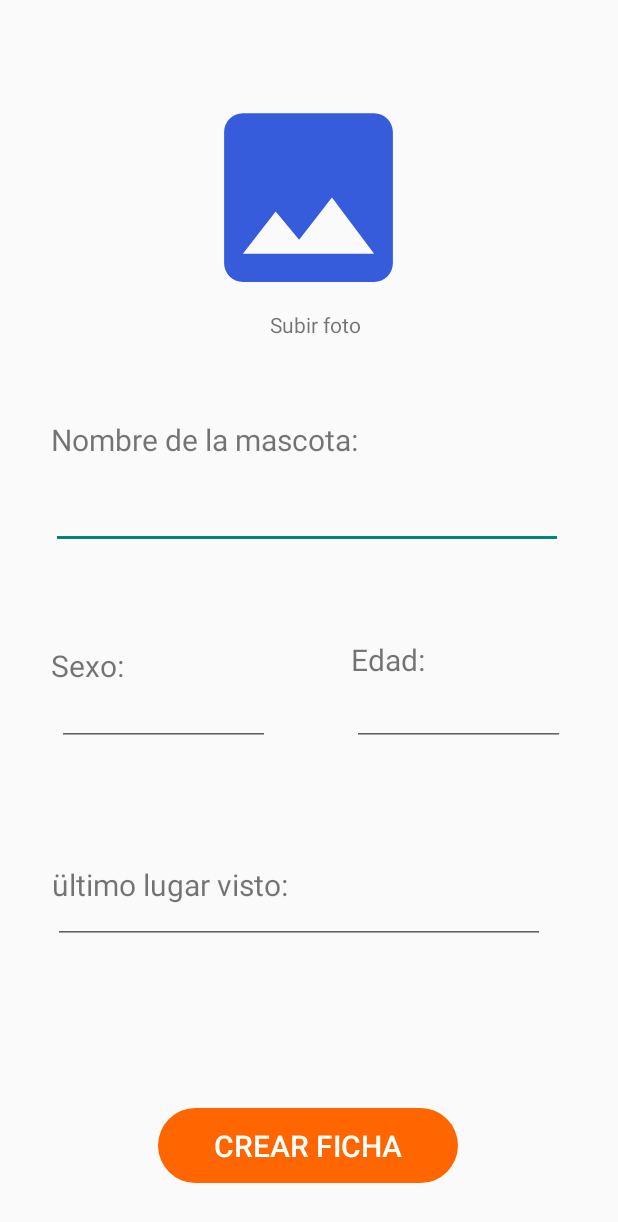
After one commit to HackathonNicaragua2022/Chimichangas, an Android app: the FichaAnimales screen opened directly, with no data from a screen before it, on a phone screen of 412 x 824 dp. The commit adds this screen. Shown: the top 1222 px of the screen. Run offline under Robolectric (Android 15) with nearby library versions, the phone set to English and light mode, and no system bars.

Commit message:
Creación de las pantallas de la aplicación

```diff
--- a/app/build.gradle
+++ b/app/build.gradle
@@ -34,6 +34,7 @@ dependencies {
 
     implementation 'androidx.appcompat:appcompat:1.4.2'
     implementation 'com.google.android.material:material:1.6.1'
+    implementation 'io.github.florent37:shapeofview:1.4.7'
     implementation 'androidx.constraintlayout:constraintlayout:2.1.4'
     implementation 'androidx.annotation:annotation:1.4.0'
     implementation 'androidx.lifecycle:lifecycle-livedata-ktx:2.5.1'
--- a/app/src/main/AndroidManifest.xml
+++ b/app/src/main/AndroidManifest.xml
@@ -13,6 +13,12 @@
         android:supportsRtl="true"
         android:theme="@style/Theme.MisHuellas"
         tools:targetApi="31">
+        <activity
+            android:name=".FichaAnimales"
+            android:exported="false" />
+        <activity
+            android:name=".FichaPersona"
+            android:exported="false" />
         <activity
             android:name=".MenuOpciones"
             android:exported="false" />
--- /dev/null
+++ b/app/src/main/java/com/base/mishuellas/FichaAnimales.java
@@ -0,0 +1,14 @@
+package com.base.mishuellas;
+
+import androidx.appcompat.app.AppCompatActivity;
+
+import android.os.Bundle;
+
+public class FichaAnimales extends AppCompatActivity {
+
+    @Override
+    protected void onCreate(Bundle savedInstanceState) {
+        super.onCreate(savedInstanceState);
+        setContentView(R.layout.activity_ficha_animales);
+    }
+}
--- /dev/null
+++ b/app/src/main/res/drawable/ic_baseline_photo_24.xml
@@ -0,0 +1,5 @@
+<vector android:height="24dp" android:tint="#365BDB"
+    android:viewportHeight="24" android:viewportWidth="24"
+    android:width="24dp" xmlns:android="http://schemas.android.com/apk/res/android">
+    <path android:fillColor="@android:color/white" android:pathData="M21,19V5c0,-1.1 -0.9,-2 -2,-2H5c-1.1,0 -2,0.9 -2,2v14c0,1.1 0.9,2 2,2h14c1.1,0 2,-0.9 2,-2zM8.5,13.5l2.5,3.01L14.5,12l4.5,6H5l3.5,-4.5z"/>
+</vector>
--- /dev/null
+++ b/app/src/main/res/drawable/ic_person.xml
@@ -0,0 +1,5 @@
+<vector android:height="300dp" android:tint="#000000"
+    android:viewportHeight="24" android:viewportWidth="24"
+    android:width="300dp" xmlns:android="http://schemas.android.com/apk/res/android">
+    <path android:fillColor="@android:color/white" android:pathData="M12,5.9c1.16,0 2.1,0.94 2.1,2.1s-0.94,2.1 -2.1,2.1S9.9,9.16 9.9,8s0.94,-2.1 2.1,-2.1m0,9c2.97,0 6.1,1.46 6.1,2.1v1.1L5.9,18.1L5.9,17c0,-0.64 3.13,-2.1 6.1,-2.1M12,4C9.79,4 8,5.79 8,8s1.79,4 4,4 4,-1.79 4,-4 -1.79,-4 -4,-4zM12,13c-2.67,0 -8,1.34 -8,4v3h16v-3c0,-2.66 -5.33,-4 -8,-4z"/>
+</vector>
--- /dev/null
+++ b/app/src/main/res/drawable/ic_persona.xml
@@ -0,0 +1,5 @@
+<vector android:height="30dp" android:tint="#FAF9F9"
+    android:viewportHeight="24" android:viewportWidth="24"
+    android:width="30dp" xmlns:android="http://schemas.android.com/apk/res/android">
+    <path android:fillColor="@android:color/white" android:pathData="M12,5.9c1.16,0 2.1,0.94 2.1,2.1s-0.94,2.1 -2.1,2.1S9.9,9.16 9.9,8s0.94,-2.1 2.1,-2.1m0,9c2.97,0 6.1,1.46 6.1,2.1v1.1L5.9,18.1L5.9,17c0,-0.64 3.13,-2.1 6.1,-2.1M12,4C9.79,4 8,5.79 8,8s1.79,4 4,4 4,-1.79 4,-4 -1.79,-4 -4,-4zM12,13c-2.67,0 -8,1.34 -8,4v3h16v-3c0,-2.66 -5.33,-4 -8,-4z"/>
+</vector>
--- /dev/null
+++ b/app/src/main/res/drawable/rounded_button.xml
@@ -0,0 +1,6 @@
+<?xml version="1.0" encoding="utf-8"?>
+<shape xmlns:android="http://schemas.android.com/apk/res/android">
+android:shape="rectangle" android:padding="10dp">
+
+    <corners android:radius="30dp"/>
+</shape>
--- /dev/null
+++ b/app/src/main/res/layout/activity_ficha_animales.xml
@@ -0,0 +1,143 @@
+<?xml version="1.0" encoding="utf-8"?>
+<androidx.constraintlayout.widget.ConstraintLayout xmlns:android="http://schemas.android.com/apk/res/android"
+    xmlns:app="http://schemas.android.com/apk/res-auto"
+    xmlns:tools="http://schemas.android.com/tools"
+    android:layout_width="match_parent"
+    android:layout_height="match_parent"
+    tools:context=".FichaAnimales">
+
+    <ImageView
+        android:id="@+id/imageView3"
+        android:layout_width="150dp"
+        android:layout_height="150dp"
+        android:src="@drawable/ic_baseline_photo_24"
+        app:layout_constraintBottom_toBottomOf="parent"
+        app:layout_constraintEnd_toEndOf="parent"
+        app:layout_constraintHorizontal_bias="0.498"
+        app:layout_constraintStart_toStartOf="parent"
+        app:layout_constraintTop_toTopOf="parent"
+        app:layout_constraintVertical_bias="0.084" />
+
+    <TextView
+        android:layout_width="match_parent"
+        android:layout_height="wrap_content"
+        android:layout_marginStart="8dp"
+        android:text="Subir foto"
+        android:textAlignment="center"
+        app:layout_constraintBottom_toBottomOf="parent"
+        app:layout_constraintStart_toStartOf="parent"
+        app:layout_constraintTop_toBottomOf="@+id/imageView3"
+        app:layout_constraintVertical_bias="0.0" />
+
+    <TextView
+        android:layout_width="344dp"
+        android:layout_height="29dp"
+        android:text="ültimo lugar visto:"
+        android:textSize="20dp"
+        app:layout_constraintBottom_toBottomOf="parent"
+        app:layout_constraintEnd_toEndOf="parent"
+        app:layout_constraintHorizontal_bias="0.507"
+        app:layout_constraintStart_toStartOf="parent"
+        app:layout_constraintTop_toBottomOf="@+id/imageView3"
+        app:layout_constraintVertical_bias="0.628" />
+
+    <TextView
+        android:id="@+id/textView"
+        android:layout_width="344dp"
+        android:layout_height="29dp"
+        android:text="Nombre de la mascota:"
+        android:textSize="20dp"
+        app:layout_constraintBottom_toBottomOf="parent"
+        app:layout_constraintEnd_toEndOf="parent"
+        app:layout_constraintStart_toStartOf="parent"
+        app:layout_constraintTop_toBottomOf="@+id/imageView3"
+        app:layout_constraintVertical_bias="0.124" />
+
+    <EditText
+        android:layout_width="341dp"
+        android:layout_height="58dp"
+        android:layout_marginTop="308dp"
+        android:inputType="textPersonName"
+        android:selectAllOnFocus="true"
+        android:textSize="20sp"
+        app:layout_constraintEnd_toEndOf="parent"
+        app:layout_constraintHorizontal_bias="0.485"
+        app:layout_constraintStart_toStartOf="parent"
+        app:layout_constraintTop_toTopOf="parent" />
+
+    <TextView
+        android:layout_width="143dp"
+        android:layout_height="45dp"
+        android:text="Sexo:"
+        android:textSize="20dp"
+        app:layout_constraintBottom_toBottomOf="parent"
+        app:layout_constraintEnd_toEndOf="parent"
+        app:layout_constraintHorizontal_bias="0.126"
+        app:layout_constraintStart_toStartOf="parent"
+        app:layout_constraintTop_toBottomOf="@+id/imageView3"
+        app:layout_constraintVertical_bias="0.39" />
+
+    <EditText
+        android:layout_width="142dp"
+        android:layout_height="49dp"
+        android:layout_marginTop="448dp"
+        android:inputType="textPersonName"
+        android:selectAllOnFocus="true"
+        android:textSize="20sp"
+        app:layout_constraintEnd_toEndOf="parent"
+        app:layout_constraintHorizontal_bias="0.141"
+        app:layout_constraintStart_toStartOf="parent"
+        app:layout_constraintTop_toTopOf="parent" />
+
+    <TextView
+        android:layout_width="141dp"
+        android:layout_height="44dp"
+        android:text="Edad:"
+        android:textSize="20dp"
+        app:layout_constraintBottom_toBottomOf="parent"
+        app:layout_constraintEnd_toEndOf="parent"
+        app:layout_constraintHorizontal_bias="0.865"
+        app:layout_constraintStart_toStartOf="parent"
+        app:layout_constraintTop_toBottomOf="@+id/imageView3"
+        app:layout_constraintVertical_bias="0.383" />
+
+    <EditText
+        android:layout_width="142dp"
+        android:layout_height="49dp"
+        android:layout_marginTop="448dp"
+        android:inputType="textPersonName"
+        android:selectAllOnFocus="true"
+        android:textSize="20sp"
+        app:layout_constraintEnd_toEndOf="parent"
+        app:layout_constraintHorizontal_bias="0.87"
+        app:layout_constraintStart_toStartOf="parent"
+        app:layout_constraintTop_toTopOf="parent" />
+
+    <EditText
+        android:layout_width="328dp"
+        android:layout_height="61dp"
+        android:layout_marginTop="568dp"
+        android:inputType="textPersonName"
+        android:selectAllOnFocus="true"
+        android:textSize="20sp"
+        app:layout_constraintEnd_toEndOf="parent"
+        app:layout_constraintHorizontal_bias="0.417"
+        app:layout_constraintStart_toStartOf="parent"
+        app:layout_constraintTop_toTopOf="parent" />
+
+    <Button
+        android:id="@+id/button"
+        android:layout_width="200dp"
+        android:layout_height="50dp"
+        android:background="@drawable/rounded_button"
+        android:backgroundTint="#ff6600"
+        android:text="crear ficha"
+        android:textColor="#ffffff"
+        android:textSize="20sp"
+        app:layout_constraintBottom_toBottomOf="parent"
+        app:layout_constraintEnd_toEndOf="parent"
+        app:layout_constraintHorizontal_bias="0.497"
+        app:layout_constraintStart_toStartOf="parent"
+        app:layout_constraintTop_toTopOf="parent"
+        app:layout_constraintVertical_bias="0.954" />
+</androidx.constraintlayout.widget.ConstraintLayout>
--- a/app/src/main/res/layout/activity_main.xml
+++ b/app/src/main/res/layout/activity_main.xml
@@ -15,5 +15,5 @@
         app:layout_constraintEnd_toEndOf="parent"
         app:layout_constraintStart_toStartOf="parent"
         app:layout_constraintTop_toTopOf="parent"
-        app:srcCompat="@drawable/Logo" />
+        app:srcCompat="@drawable/app" />
 </androidx.constraintlayout.widget.ConstraintLayout>
--- a/app/src/main/res/layout/activity_menu_opciones.xml
+++ b/app/src/main/res/layout/activity_menu_opciones.xml
@@ -34,7 +34,8 @@
         android:id="@+id/button"
         android:layout_width="200dp"
         android:layout_height="50dp"
-        android:background="#00BCD4"
+        android:background="@drawable/rounded_button"
+        android:backgroundTint="#ff6600"
         android:text="crear ficha"
         android:textColor="#ffffff"
         android:textSize="20sp"
@@ -60,7 +61,8 @@
         android:id="@+id/button3"
         android:layout_width="200dp"
         android:layout_height="50dp"
-        android:background="#00BCD4"
+        android:background="@drawable/rounded_button"
+        android:backgroundTint="#ff6600"
         android:text="Crear Ficha"
         android:textColor="#ffffff"
         android:textSize="20sp"
```
Also changed, not shown: app/src/main/java/com/base/mishuellas/FichaPersona.java (added, +14 -0 lines), app/src/main/res/layout/activity_ficha_persona.xml (added, +145 -0 lines), app/src/main/res/layout/activity_login.xml (+25 -0 lines), app/src/main/res/drawable/app.png (renamed from app/src/main/res/drawable/Logo.png), app/src/main/res/drawable/fondo2.jpg (deleted), app/src/main/res/drawable/splash.jpg (deleted), app/src/main/res/drawable/splash2.png (deleted), app/src/main/res/drawable/splash3.png (deleted).
